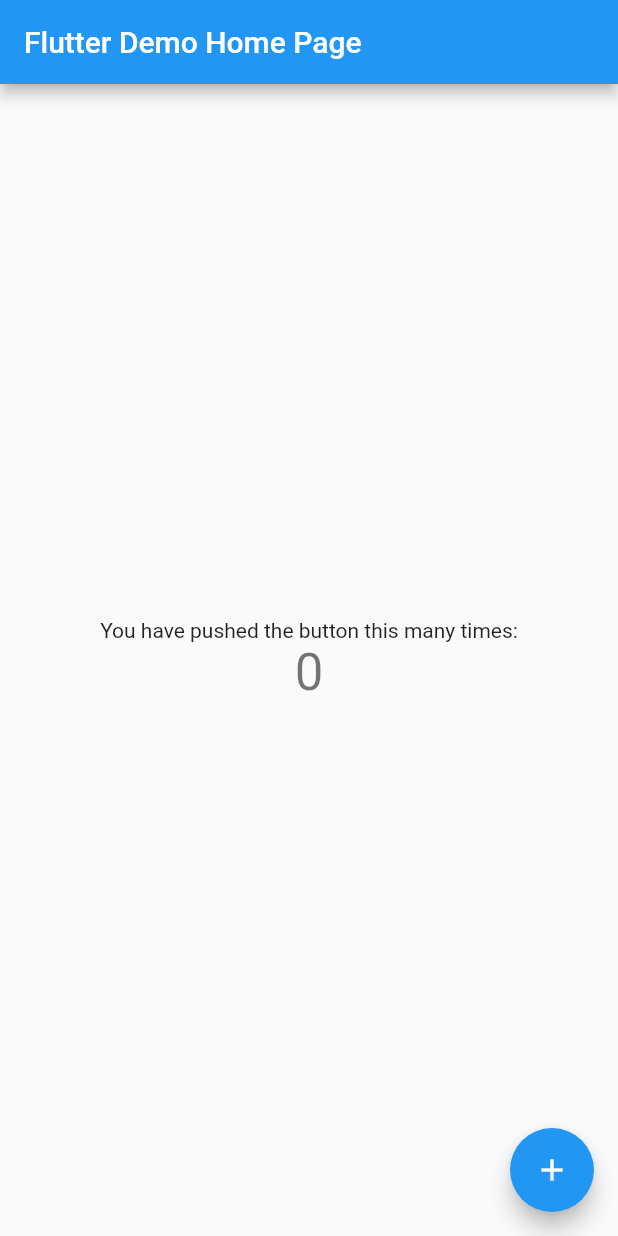
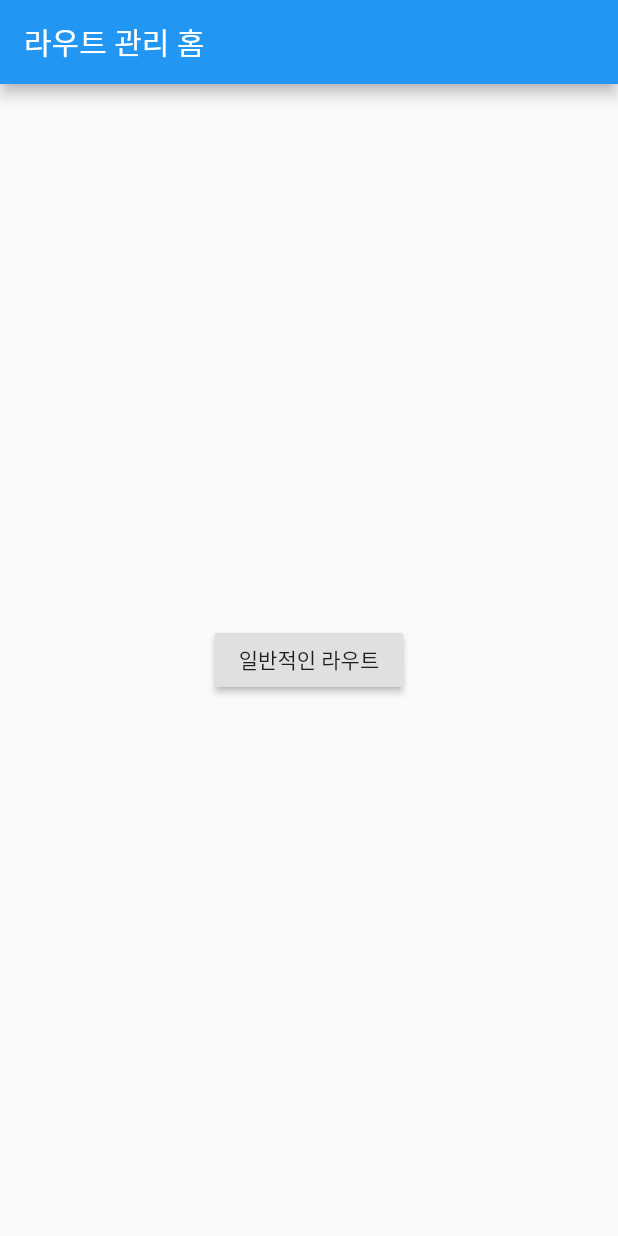
Before and after one commit to KoJaeHyeong/flutter-study, a Flutter app: the screen it shows after launch, on a phone screen of 412 x 824 dp. Run offline on Flutter 3.47's test engine with Material 2 defaults, Android fonts, the phone set to English and light mode, and no system bars; our stand-ins replace get.

Commit message:
flutter-route

```diff
--- a/getx/my_app/lib/main.dart
+++ b/getx/my_app/lib/main.dart
@@ -1,4 +1,6 @@
 import 'package:flutter/material.dart';
+import 'package:get/get.dart';
+import 'package:my_app/src/home.dart';
 
 void main() {
   runApp(const MyApp());
@@ -6,110 +8,16 @@
 
 class MyApp extends StatelessWidget {
   const MyApp({Key? key}) : super(key: key);
-
-  // This widget is the root of your application.
   @override
   Widget build(BuildContext context) {
-    return MaterialApp(
+    return GetMaterialApp(
+      // Getx 사용 환경
       title: 'Flutter Demo',
       theme: ThemeData(
-        // This is the theme of your application.
-        //
-        // Try running your application with "flutter run". You'll see the
-        // application has a blue toolbar. Then, without quitting the app, try
-        // changing the primarySwatch below to Colors.green and then invoke
-        // "hot reload" (press "r" in the console where you ran "flutter run",
-        // or simply save your changes to "hot reload" in a Flutter IDE).
-        // Notice that the counter didn't reset back to zero; the application
-        // is not restarted.
         primarySwatch: Colors.blue,
+        visualDensity: VisualDensity.adaptivePlatformDensity,
       ),
-      home: const MyHomePage(title: 'Flutter Demo Home Page'),
+      home: Home(),
     );
   }
 }
-
-class MyHomePage extends StatefulWidget {
-  const MyHomePage({Key? key, required this.title}) : super(key: key);
-
-  // This widget is the home page of your application. It is stateful, meaning
-  // that it has a State object (defined below) that contains fields that affect
-  // how it looks.
-
-  // This class is the configuration for the state. It holds the values (in this
-  // case the title) provided by the parent (in this case the App widget) and
-  // used by the build method of the State. Fields in a Widget subclass are
-  // always marked "final".
-
-  final String title;
-
-  @override
-  State<MyHomePage> createState() => _MyHomePageState();
-}
-
-class _MyHomePageState extends State<MyHomePage> {
-  int _counter = 0;
-
-  void _incrementCounter() {
-    setState(() {
-      // This call to setState tells the Flutter framework that something has
-      // changed in this State, which causes it to rerun the build method below
-      // so that the display can reflect the updated values. If we changed
-      // _counter without calling setState(), then the build method would not be
-      // called again, and so nothing would appear to happen.
-      _counter++;
-    });
-  }
-
-  @override
-  Widget build(BuildContext context) {
-    // This method is rerun every time setState is called, for instance as done
-    // by the _incrementCounter method above.
-    //
-    // The Flutter framework has been optimized to make rerunning build methods
-    // fast, so that you can just rebuild anything that needs updating rather
-    // than having to individually change instances of widgets.
-    return Scaffold(
-      appBar: AppBar(
-        // Here we take the value from the MyHomePage object that was created by
-        // the App.build method, and use it to set our appbar title.
-        title: Text(widget.title),
-      ),
-      body: Center(
-        // Center is a layout widget. It takes a single child and positions it
-        // in the middle of the parent.
-        child: Column(
-          // Column is also a layout widget. It takes a list of children and
-          // arranges them vertically. By default, it sizes itself to fit its
-          // children horizontally, and tries to be as tall as its parent.
-          //
-          // Invoke "debug painting" (press "p" in the console, choose the
-          // "Toggle Debug Paint" action from the Flutter Inspector in Android
-          // Studio, or the "Toggle Debug Paint" command in Visual Studio Code)
-          // to see the wireframe for each widget.
-          //
-          // Column has various properties to control how it sizes itself and
-          // how it positions its children. Here we use mainAxisAlignment to
-          // center the children vertically; the main axis here is the vertical
-          // axis because Columns are vertical (the cross axis would be
-          // horizontal).
-          mainAxisAlignment: MainAxisAlignment.center,
-          children: <Widget>[
-            const Text(
-              'You have pushed the button this many times:',
-            ),
-            Text(
-              '$_counter',
-              style: Theme.of(context).textTheme.headline4,
-            ),
-          ],
-        ),
-      ),
-      floatingActionButton: FloatingActionButton(
-        onPressed: _incrementCounter,
-        tooltip: 'Increment',
-        child: const Icon(Icons.add),
-      ), // This trailing comma makes auto-formatting nicer for build methods.
-    );
-  }
-}
--- /dev/null
+++ b/getx/my_app/lib/src/home.dart
@@ -0,0 +1,33 @@
+import 'package:flutter/material.dart';
+import 'package:get/get.dart';
+import 'package:my_app/src/pages/normal/first.dart';
+
+class Home extends StatelessWidget {
+  const Home({Key? key}) : super(key: key);
+
+  @override
+  Widget build(BuildContext context) {
+    return Scaffold(
+      appBar: AppBar(
+        title: Text('라우트 관리 홈'),
+      ),
+      body: Center(
+        child: Column(
+          mainAxisAlignment: MainAxisAlignment.center,
+          children: [
+            RaisedButton(
+              child: Text('일반적인 라우트'),
+              onPressed: () {
+                // Navigator.of(context).push(MaterialPageRoute(
+                //   // 기존 라우터 방식!(Navigator 사용)
+                //   builder: (_) => FirstPage(),
+                // ));
+                Get.to(() => FirstPage()); // getx를 쓰면 이런식으로 편리하게 라우팅 가능, 그리고 상태들을 콘솔로 출력해준다.
+              },
+            ),
+          ],
+        ),
+      ),
+    );
+  }
+}
```
Also changed, not shown: getx/my_app/lib/src/pages/normal/first.dart (added, +33 -0 lines), getx/my_app/lib/src/pages/normal/second.dart (added, +37 -0 lines), getx/my_app/pubspec.yaml (+2 -64 lines), getx/my_app/pubspec.lock.
